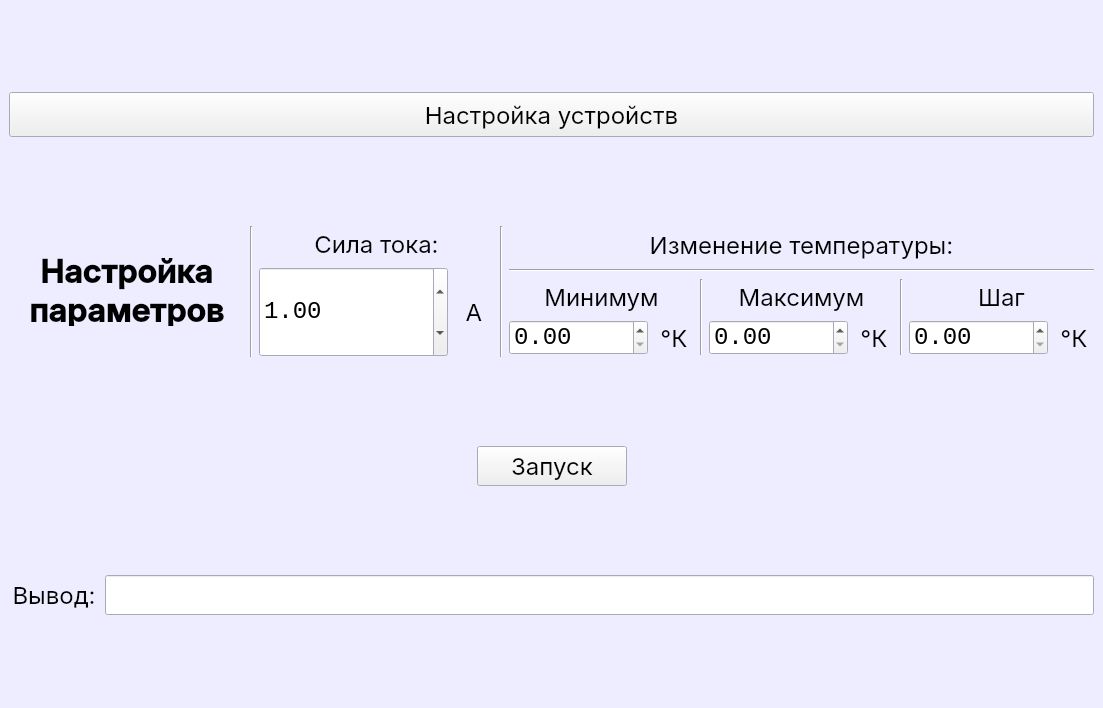
The window that thermoprj.ui (alexkolodchuk/thermoprj) describes before a commit, drawn with Qt 5.
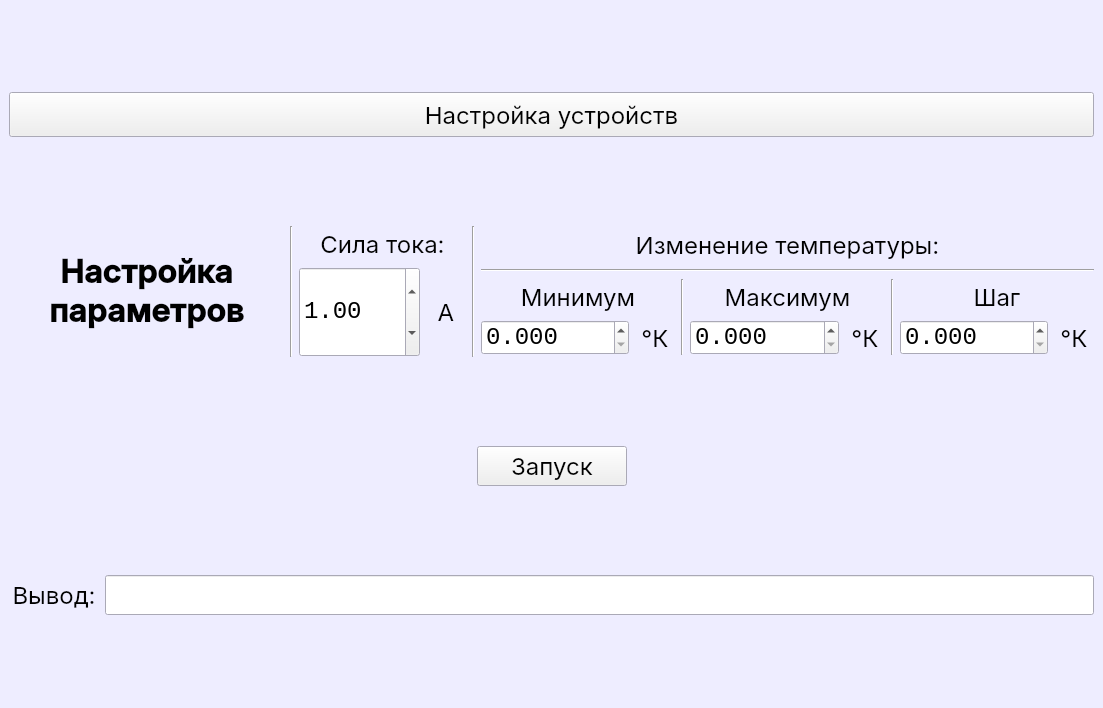
The same window after the commit. Icons and pictures are not drawn.

What changed in the file:
```diff
--- a/thermoprj.ui
+++ b/thermoprj.ui
@@ -139,14 +139,14 @@
         </property>
         <property name="minimumSize">
          <size>
-          <width>200</width>
-          <height>70</height>
+          <width>275</width>
+          <height>100</height>
          </size>
         </property>
         <property name="maximumSize">
          <size>
           <width>16777215</width>
-          <height>70</height>
+          <height>100</height>
          </size>
         </property>
         <property name="font">
@@ -239,6 +239,9 @@
               <pointsize>18</pointsize>
              </font>
             </property>
+            <property name="decimals">
+             <number>2</number>
+            </property>
             <property name="maximum">
              <double>9999.989999999999782</double>
             </property>
@@ -401,6 +404,9 @@
                   <pointsize>18</pointsize>
                  </font>
                 </property>
+                <property name="decimals">
+                 <number>3</number>
+                </property>
                 <property name="maximum">
                  <double>9999.989999999999782</double>
                 </property>
@@ -515,6 +521,9 @@
                   <pointsize>18</pointsize>
                  </font>
                 </property>
+                <property name="decimals">
+                 <number>3</number>
+                </property>
                 <property name="maximum">
                  <double>9999.989999999999782</double>
                 </property>
@@ -629,6 +638,9 @@
                   <pointsize>18</pointsize>
                  </font>
                 </property>
+                <property name="decimals">
+                 <number>3</number>
+                </property>
                 <property name="maximum">
                  <double>9999.989999999999782</double>
                 </property>
```
